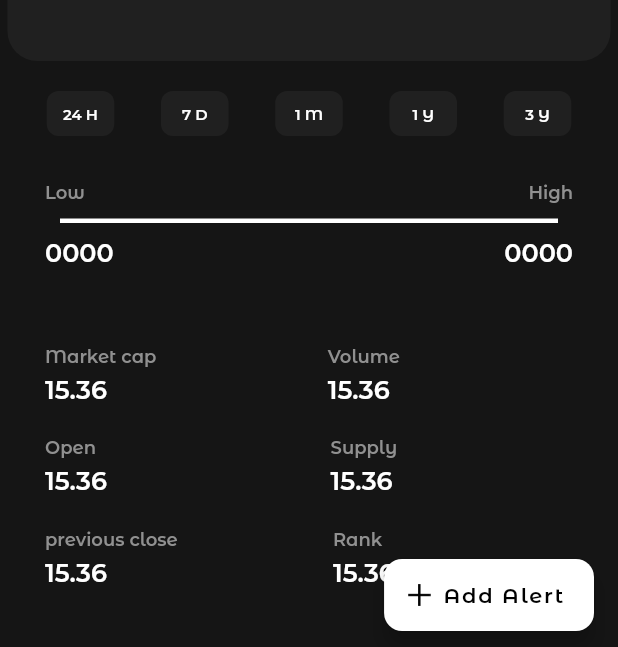
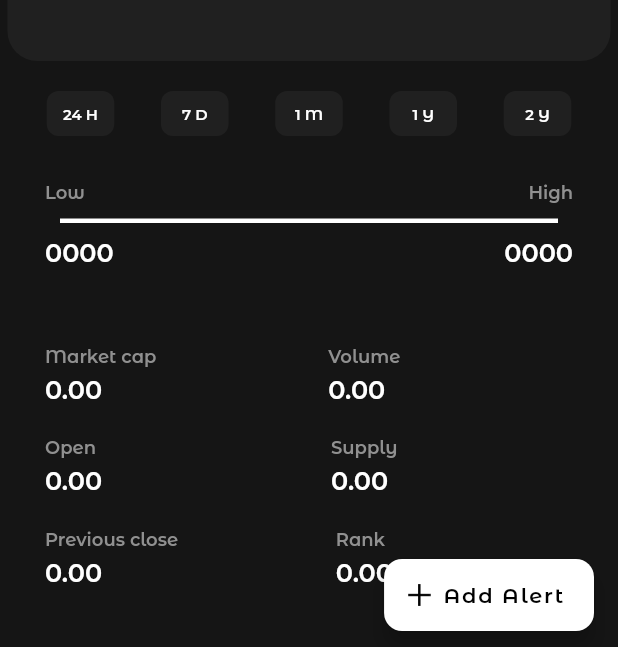
Before and after one commit to Raunak-Taabish/crypto_alert, a Flutter app: the View_Crypto screen opened directly with empty values, after a tap on "1 Y", on a phone screen of 412 x 824 dp. Shown: the part 581-1228 px from the top of the screen. Run offline on Flutter 3.47's test engine with Material 2 defaults, Android fonts, the phone set to English and light mode, and no system bars; our stand-ins replace anim_search_bar, animated_splash_screen, firebase_auth, firebase_core, firebase_database, flutter_bounce and 5 more; accounts and stored records are empty; network calls fail; project files that could hold a hidden picture were left out.

Commit message:
Crypto statistics and search icon added

```diff
--- /dev/null
+++ b/lib/data/crypto_statistics.dart
@@ -0,0 +1,5 @@
+class Crypto_Statistics {
+  double lowprice=0.0, highprice=0.0, closeprice=0.0, openprice=0.0, marketcap=0.0, volume=0.0, supply=0.0;
+  int rank=0;
+  Crypto_Statistics( {lowprice,  highprice,  closeprice,  openprice, marketcap,  volume,  supply,  rank});
+}
--- a/lib/screens/home.dart
+++ b/lib/screens/home.dart
@@ -6,13 +6,15 @@ import 'package:crypto_alert/screens/menu/menu.dart';
 import 'package:crypto_alert/screens/news/article.dart';
 import 'package:crypto_alert/screens/news/news.dart';
 import 'package:http/http.dart' as http;
-import 'package:crypto_alert/screens/authentication/login_register.dart';
+// import 'package:crypto_alert/screens/authentication/login_register.dart';
 import 'package:firebase_auth/firebase_auth.dart';
 import 'package:firebase_database/firebase_database.dart';
 import 'package:flutter/material.dart';
 import 'view_crypto/view_crypto.dart';
 import 'package:crypto_alert/data/crypto_list.dart';
 import 'package:intl/intl.dart';
+import 'package:anim_search_bar/anim_search_bar.dart';
+import 'package:flutter_typeahead/flutter_typeahead.dart';
 
 class Home extends StatefulWidget {
   Home({Key? key}) : super(key: key);
@@ -32,6 +34,7 @@ class _HomeState extends State<Home> {
   late Future getCryptoData;
   late Future getnews;
   List<Crypto_Home> crypto = [];
+  TextEditingController textController = TextEditingController();
 
   @override
   void initState() {
@@ -91,8 +94,9 @@ class _HomeState extends State<Home> {
 
   Future<List> getNews() async {
     print('News data is fetched');
-    List<Article> news_dummy=[];
-    String apikey = "1375eb2e9fae4898842e2658c0bb4299";
+    List<Article> news_dummy = [];
+    // String apikey = "1375eb2e9fae4898842e2658c0bb4299";
+    String apikey = "ee7211708b0243d19ad32f561258a604";
     DateTime currentdate = DateTime.now();
     String today = DateFormat('yyyy-MM-dd').format(currentdate);
     String url =
@@ -121,7 +125,7 @@ class _HomeState extends State<Home> {
         });
       });
       setState(() {
-        news=news_dummy;
+        news = news_dummy;
       });
       // return names;
     }
@@ -145,6 +149,26 @@ class _HomeState extends State<Home> {
           width: MediaQuery.of(context).size.width / 3,
         ),
         automaticallyImplyLeading: false,
+        actions: [
+          Container(
+            margin: const EdgeInsets.symmetric(horizontal: 10),
+            child: AnimSearchBar(
+              rtl: true,
+              color: Color(0xFF1a1a1a),
+              style: TextStyle(color: Colors.white),
+              // suffixIcon: const Icon(Icons., color: Colors.white, size: 30),
+              prefixIcon: const Icon(Icons.search_rounded, color: Colors.white, size: 30),
+                width: MediaQuery.of(context).size.width - 20,
+                textController: textController,
+                helpText: 'Search....',
+                closeSearchOnSuffixTap: true,
+                onSuffixTap: () {
+                  setState(() {
+                    textController.clear();
+                  });
+                }),
+          )
+        ],
       ),
       body: Padding(
         padding: const EdgeInsets.fromLTRB(15, 0, 15, 0),
--- a/lib/screens/onboarding/onboarding.dart
+++ b/lib/screens/onboarding/onboarding.dart
@@ -126,7 +126,7 @@ class _OnBoardingState extends State<OnBoarding> {
           'your crypto to\nfavorites list',
         ),
         pages(
-          'binoculars.png',
+          'inoculars.png',
           'Follow',
           'your crypto to\nget latest updates',
         ),
--- a/lib/screens/view_crypto/view_crypto.dart
+++ b/lib/screens/view_crypto/view_crypto.dart
@@ -1,6 +1,7 @@
 import 'dart:convert';
 import 'package:crypto_alert/constant.dart';
 import 'package:crypto_alert/data/crypto_list.dart';
+import 'package:crypto_alert/data/crypto_statistics.dart';
 import 'package:http/http.dart' as http;
 import 'package:intl/intl.dart';
 import 'package:crypto_alert/screens/news/news.dart';
@@ -8,6 +9,7 @@ import 'package:flutter/material.dart';
 import 'package:syncfusion_flutter_charts/charts.dart';
 import 'package:crypto_alert/backbutton.dart';
 import 'package:crypto_alert/screens/news/article.dart';
+import 'package:url_launcher/url_launcher.dart';
 
 class View_Crypto extends StatefulWidget {
   final String cryptoid;
@@ -29,6 +31,10 @@ class _ViewCrypto_State extends State<View_Crypto> {
   List<SalesData> closeprice = [];
   late DateTime currentDate;
   late Future futureNews;
+  late String desc;
+  late Future getinfo, getcryptodetails, getcryptostatistics;
+  late String CryptoURL;
+  Crypto_Statistics statistics = Crypto_Statistics();
 
   @override
   void initState() {
@@ -40,12 +46,76 @@ class _ViewCrypto_State extends State<View_Crypto> {
     //   }
     // });
     futureNews = pullNews();
+    getinfo = getCryptoInfo();
+    getcryptodetails = getCryptoGraphData();
+    getcryptostatistics = getCryptoStatistics();
+  }
+
+  Future<Crypto_Statistics> getCryptoStatistics() async {
+    // String key = 'aec925c7-3059-4a11-8592-b99deb474b47';
+    // var key = '1a7e4376-d437-4aa1-929b-a9e04968d593';
+    print('Crypto ID: ${widget.cryptoid}');
+    String url = "https://www.cryptocurrencychart.com/api/coin/view/363";
+
+    var response = await http.get(Uri.parse(url), headers: {
+      "Key": "24a2c305453648b6e86655da8d99c7f8",
+      "Secret": "8f77ce582d37f5507d8407d1b28f1715"
+    });
+
+    var jsonData = jsonDecode(response.body);
+    // print(response.body);
+    // print(response.statusCode);
+    // print(jsonData["data"][0]["name"]);
+    print(widget.logoId);
+    try {
+      statistics = Crypto_Statistics(
+          lowprice: jsonData["coin"]["lowPrice"],
+          highprice: jsonData["coin"]["highPrice"],
+          closeprice: jsonData["coin"]["closePrice"],
+          openprice: jsonData["coin"]["openPrice"],
+          marketcap: jsonData["coin"]["marketCap"],
+          volume: jsonData["coin"]["tradeVolume"],
+          supply: jsonData["coin"]["supply"],
+          rank: jsonData["coin"]["rank"]);
+      return statistics;
+    } catch (e) {
+      return statistics;
+      print(e);
+    }
+  }
+
+  Future<String> getCryptoInfo() async {
+    String key = 'aec925c7-3059-4a11-8592-b99deb474b47';
+    // var key = '1a7e4376-d437-4aa1-929b-a9e04968d593';
+
+    String url =
+        "https://pro-api.coinmarketcap.com/v1/cryptocurrency/info?id=${widget.logoId}";
+    var response =
+        await http.get(Uri.parse(url), headers: {"X-CMC_PRO_API_KEY": key});
+
+    var jsonData = jsonDecode(response.body);
+    // print(response.body);
+    // print(response.statusCode);
+    // print(jsonData["data"][0]["name"]);
+    print(widget.logoId);
+    try {
+      desc = jsonData["data"][widget.logoId.toString()]["description"];
+      CryptoURL =
+          jsonData["data"][widget.logoId.toString()]["urls"]["website"][0];
+      print(CryptoURL);
+      print(desc);
+      return desc;
+    } catch (e) {
+      return '';
+      print(e);
+    }
   }
 
   List<Article> pull = [];
 
   Future<List> pullNews() async {
-    String apikey = "1375eb2e9fae4898842e2658c0bb4299";
+    // String apikey = "1375eb2e9fae4898842e2658c0bb4299";
+    String apikey = "ee7211708b0243d19ad32f561258a604";
     DateTime currentdate = DateTime.now();
     String today = DateFormat('yyyy-MM-dd').format(currentdate);
     String url =
@@ -79,7 +149,7 @@ class _ViewCrypto_State extends State<View_Crypto> {
     return pull;
   }
 
-  Future<List> getCryptoDetails() async {
+  Future<List> getCryptoGraphData() async {
     // List names=[];
     print(widget.cryptoid);
     print(currentDate);
@@ -273,7 +343,7 @@ class _ViewCrypto_State extends State<View_Crypto> {
                 height: 250,
                 width: MediaQuery.of(context).size.width,
                 child: FutureBuilder(
-                    future: getCryptoDetails(),
+                    future: getcryptodetails,
                     builder: (context, AsyncSnapshot snapshot) {
                       if (snapshot.hasData) {
                         closeprice = snapshot.data;
@@ -335,7 +405,10 @@ class _ViewCrypto_State extends State<View_Crypto> {
                                     sales.sales,
                                 animationDuration: 3000,
                                 markerSettings: const MarkerSettings(
-                                    height: 2, width: 2, isVisible: false),
+                                    borderColor: Colors.white,
+                                    height: 2,
+                                    width: 2,
+                                    isVisible: true),
                                 // dataLabelSettings: const DataLabelSettings(
                                 //     isVisible: true), // Enables the data label.
                                 enableTooltip: true,
@@ -357,7 +430,7 @@ class _ViewCrypto_State extends State<View_Crypto> {
                   GestureDetector(onTap: () {}, child: dayChange("7 D")),
                   GestureDetector(onTap: () {}, child: dayChange("1 M")),
                   GestureDetector(onTap: () {}, child: dayChange("1 Y")),
-                  GestureDetector(onTap: () {}, child: dayChange("3 Y")),
+                  GestureDetector(onTap: () {}, child: dayChange("2 Y")),
                 ],
               ),
               Container(
@@ -414,7 +487,10 @@ class _ViewCrypto_State extends State<View_Crypto> {
                   ],
                 ),
               ),
-              Container(
+              FutureBuilder(
+                  future: getcryptostatistics,
+                  builder: (context, snapshot) {
+                    return Container(
                       margin: EdgeInsets.fromLTRB(30, 20, 30, 0),
                       child: Row(
                         mainAxisAlignment: MainAxisAlignment.start,
@@ -422,9 +498,18 @@ class _ViewCrypto_State extends State<View_Crypto> {
                           Column(
                             crossAxisAlignment: CrossAxisAlignment.start,
                             children: [
-                        alldata('Market cap', '15.36'),
-                        alldata('Open', '15.36'),
-                        alldata('previous close', '15.36'),
+                              alldata(
+                                'Market cap',
+                                statistics.marketcap.toStringAsFixed(2),
+                              ),
+                              alldata(
+                                'Open',
+                                statistics.openprice.toStringAsFixed(2),
+                              ),
+                              alldata(
+                                'Previous close',
+                                statistics.closeprice.toStringAsFixed(2),
+                              ),
                             ],
                           ),
                           SizedBox(
@@ -432,14 +517,24 @@ class _ViewCrypto_State extends State<View_Crypto> {
                           ),
                           Column(
                             children: [
-                        alldata('Volume', '15.36'),
-                        alldata('Supply', '15.36'),
-                        alldata('Rank', '15.36'),
+                              alldata(
+                                'Volume',
+                                statistics.volume.toStringAsFixed(2),
+                              ),
+                              alldata(
+                                'Supply',
+                                statistics.supply.toStringAsFixed(2),
+                              ),
+                              alldata(
+                                'Rank',
+                                statistics.rank.toStringAsFixed(2),
+                              ),
                             ],
                           ),
                         ],
                       ),
-              ),
+                    );
+                  }),
               SizedBox(
                 height: 20,
               ),
@@ -498,13 +593,22 @@ class _ViewCrypto_State extends State<View_Crypto> {
                     SizedBox(
                       height: 15,
                     ),
-                    Text(
-                      "Lorem ipsum dolor sit amet, consectetur adipiscing elit, nisi ut aliquip ex ea commodo consequat. Duis aute irure dolor in reprehenderit in voluptate velit esse cillum dolore eu fugiat nulla .....",
-                      style: TextStyle(
+                    FutureBuilder(
+                        future: getCryptoInfo(),
+                        builder: (context, snapshot) {
+                          if (snapshot.hasData) {
+                            return Text(
+                              desc,
+                              style: const TextStyle(
                                   color: Colors.white,
                                   fontFamily: 'Montserrat Alternates',
                                   fontSize: 13),
-                    ),
+                            );
+                          } else {
+                            return const Center(
+                                child: CircularProgressIndicator());
+                          }
+                        })
                   ],
                 ),
               ),
@@ -514,9 +618,15 @@ class _ViewCrypto_State extends State<View_Crypto> {
                   shape: RoundedRectangleBorder(
                       borderRadius: BorderRadius.all(Radius.circular(6.0))),
                   color: Colors.white,
-                  onPressed: () {},
+                  onPressed: () async {
+                    if (await canLaunch(CryptoURL)) {
+                      await launch(CryptoURL);
+                    } else {
+                      throw 'Error';
+                    }
+                  },
                   child: Text(
-                    "Read",
+                    "Learn more",
                     style: blackboldText,
                   ),
                 ),
@@ -532,8 +642,12 @@ class _ViewCrypto_State extends State<View_Crypto> {
                       fontFamily: 'Montserrat Alternates'),
                 ),
               ),
-              Container(
-                  height: 600,
+              FutureBuilder(
+                  future: futureNews,
+                  builder: (context, snapshot) {
+                    if (snapshot.hasData) {
+                      return Container(
+                          height: 300,
                           // width: 200,
                           // height: 100,
                           //width: MediaQuery.of(context).size.width / 2.5,
@@ -543,11 +657,8 @@ class _ViewCrypto_State extends State<View_Crypto> {
                             borderRadius: BorderRadius.circular(15),
                             color: Color(0xFF202020),
                           ),
-                  child: FutureBuilder(
-                      future: futureNews,
-                      builder: (context, snapshot) {
-                        if (snapshot.hasData) {
-                          return ListView.builder(
+                          child:
+                          ListView.builder(
                               itemCount: pull.length,
                               itemBuilder: (context, index) {
                                 return Container(
@@ -555,13 +666,13 @@ class _ViewCrypto_State extends State<View_Crypto> {
                                   pull[index].title,
                                   style: TextStyle(color: Colors.white),
                                 ));
-                              });
+                              }));
                     } else {
                       return const Center(
                         child: CircularProgressIndicator(),
                       );
                     }
-                      })),
+                  }),
               SizedBox(
                 height: MediaQuery.of(context).size.height / 8,
               )
--- a/pubspec.yaml
+++ b/pubspec.yaml
@@ -46,6 +46,8 @@ dependencies:
   flutter_bounce: ^1.1.0
   url_launcher: ^6.0.9
   webview_flutter: ^2.0.12
+  anim_search_bar: ^2.0.2
+  flutter_typeahead: ^3.2.0
 
 
 dev_dependencies:
```
Also changed, not shown: assets/images/inoculars.png (renamed from assets/images/Binoculars.png). Lines whose indentation alone changed are shown as unchanged.
